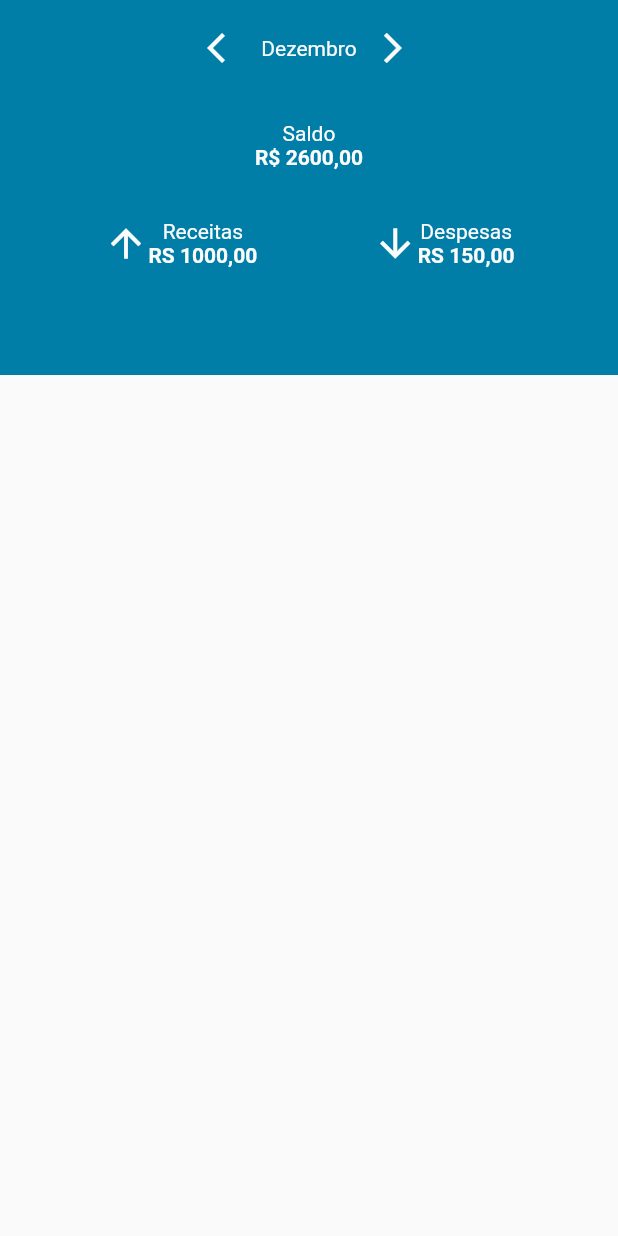
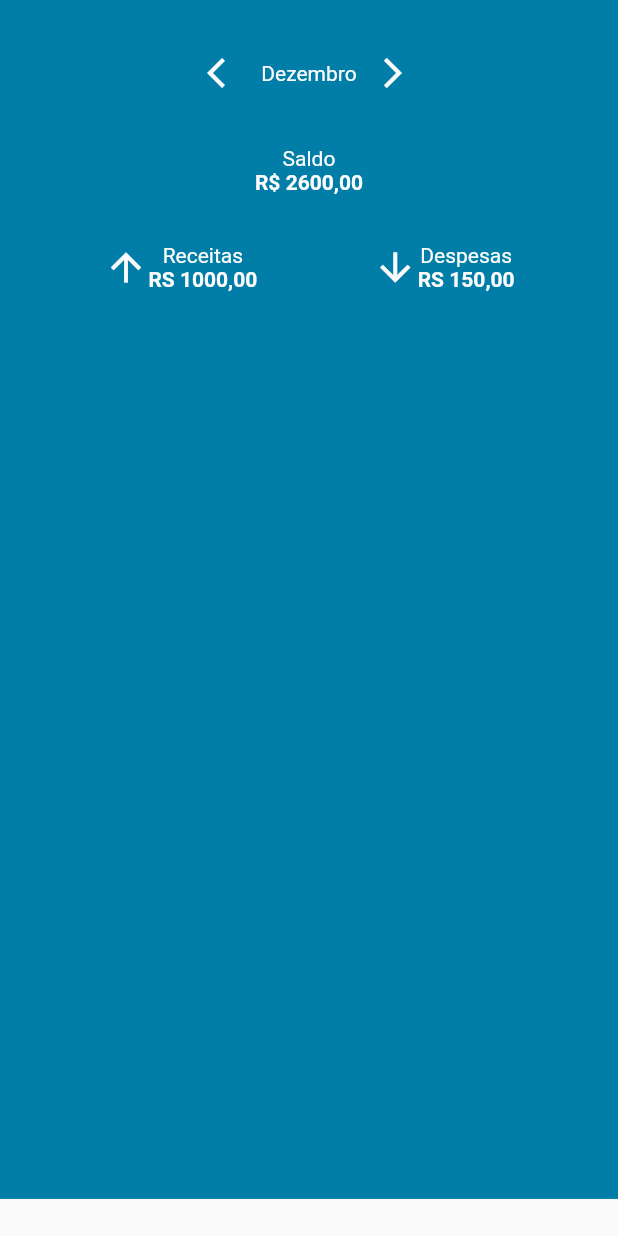
Before and after one commit to proz-tecnologia/PIT01GP08, a Flutter app: the ResumeInfoWidget widget shown alone on an empty page, opened directly, on a phone screen of 412 x 824 dp. Run offline on Flutter 3.47's test engine with Material 2 defaults, Android fonts, the phone set to English and light mode, and no system bars.

Commit message:
feat: apply responsivity and theme

```diff
--- a/lib/home/widgets/resume_info_widget.dart
+++ b/lib/home/widgets/resume_info_widget.dart
@@ -13,18 +13,17 @@ class ResumeInfoWidget extends StatefulWidget {
 class _ResumeInfoWidgetState extends State<ResumeInfoWidget> {
   @override
   Widget build(BuildContext context) {
+    final height = MediaQuery.of(context).size.height;
+    final spaceBetween = height * 0.03;
     return Container(
-      margin: const EdgeInsets.only(bottom: 16),
-      height: 250,
+      margin: EdgeInsets.only(bottom: spaceBetween),
       width: MediaQuery.of(context).size.width,
-      color: AppColors.primary,
+      color: Theme.of(context).primaryColor,
       child: SafeArea(
         child: Column(
           mainAxisAlignment: MainAxisAlignment.start,
           children: [
-            const SizedBox(
-              height: 8,
-            ),
+            SizedBox(height: spaceBetween),
             Row(
               mainAxisAlignment: MainAxisAlignment.spaceBetween,
               mainAxisSize: MainAxisSize.max,
@@ -34,18 +33,18 @@ class _ResumeInfoWidgetState extends State<ResumeInfoWidget> {
                   child: Container(),
                 ),
                 IconButton(
-                    color: AppColors.white,
+                    color: Theme.of(context).colorScheme.onPrimary,
                     onPressed: () {},
                     icon: const Icon(Icons.arrow_back_ios)),
-                const Text(
+                Text(
                   'Dezembro',
                   style: TextStyle(
-                    color: AppColors.white,
+                    color: Theme.of(context).colorScheme.onPrimary,
                     fontWeight: FontWeight.w400,
                   ),
                 ),
                 IconButton(
-                    color: AppColors.white,
+                    color: Theme.of(context).colorScheme.onPrimary,
                     onPressed: () {},
                     icon: const Icon(Icons.arrow_forward_ios)),
                 Expanded(
@@ -54,26 +53,22 @@ class _ResumeInfoWidgetState extends State<ResumeInfoWidget> {
                 ),
               ],
             ),
-            const SizedBox(
-              height: 25,
-            ),
-            const Text(
+            SizedBox(height: spaceBetween),
+            Text(
               'Saldo',
               style: TextStyle(
-                color: AppColors.white,
+                color: Theme.of(context).colorScheme.onPrimary,
                 fontWeight: FontWeight.w400,
               ),
             ),
-            const Text(
+            Text(
               'R\$ 2600,00',
               style: TextStyle(
-                color: AppColors.white,
+                color: Theme.of(context).colorScheme.onPrimary,
                 fontWeight: FontWeight.bold,
               ),
             ),
-            const SizedBox(
-              height: 25,
-            ),
+            SizedBox(height: spaceBetween),
             Container(
               color: AppColors.primary,
               child: Row(
@@ -86,18 +81,18 @@ class _ResumeInfoWidgetState extends State<ResumeInfoWidget> {
                     padding: const EdgeInsets.all(8.0),
                     child: Row(
                       children: [
-                        const Icon(
+                        Icon(
                           Icons.arrow_upward,
                           size: 30,
-                          color: AppColors.white,
+                          color: Theme.of(context).colorScheme.onPrimary,
                         ),
                         Column(
                           mainAxisSize: MainAxisSize.max,
-                          children: const [
+                          children: [
                             Text(
                               'Receitas',
                               style: TextStyle(
-                                color: AppColors.white,
+                                color: Theme.of(context).colorScheme.onPrimary,
                                 fontWeight: FontWeight.w400,
                               ),
                             ),
@@ -105,7 +100,7 @@ class _ResumeInfoWidgetState extends State<ResumeInfoWidget> {
                               'RS 1000,00',
                               style: TextStyle(
                                 fontWeight: FontWeight.bold,
-                                color: AppColors.white,
+                                color: Theme.of(context).colorScheme.onPrimary,
                               ),
                             ),
                           ],
@@ -121,18 +116,18 @@ class _ResumeInfoWidgetState extends State<ResumeInfoWidget> {
                     padding: const EdgeInsets.all(8.0),
                     child: Row(
                       children: [
-                        const Icon(
+                        Icon(
                           Icons.arrow_downward,
                           size: 30,
-                          color: AppColors.white,
+                          color: Theme.of(context).colorScheme.onPrimary,
                         ),
                         Column(
                           mainAxisSize: MainAxisSize.max,
-                          children: const [
+                          children: [
                             Text(
                               'Despesas',
                               style: TextStyle(
-                                color: AppColors.white,
+                                color: Theme.of(context).colorScheme.onPrimary,
                                 fontWeight: FontWeight.w400,
                               ),
                             ),
@@ -140,7 +135,7 @@ class _ResumeInfoWidgetState extends State<ResumeInfoWidget> {
                               'RS 150,00',
                               style: TextStyle(
                                 fontWeight: FontWeight.bold,
-                                color: AppColors.white,
+                                color: Theme.of(context).colorScheme.onPrimary,
                               ),
                             ),
                           ],
@@ -155,6 +150,7 @@ class _ResumeInfoWidgetState extends State<ResumeInfoWidget> {
                 ],
               ),
             ),
+            SizedBox(height: spaceBetween),
           ],
         ),
       ),
```
